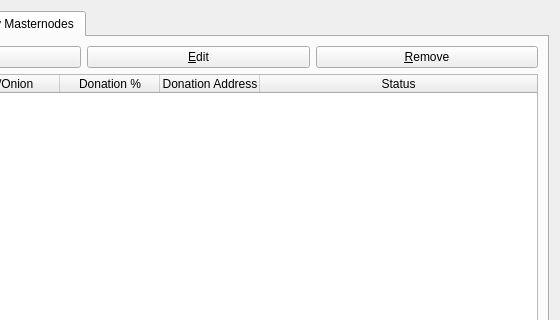
First picture: the form in src/qt/forms/masternodemanager.ui, repository SyndicateLabs/SyndicateQT, before the edit; both pictures show x 163 to 723 and y 0 to 320 of the 723 by 457 pixel window.
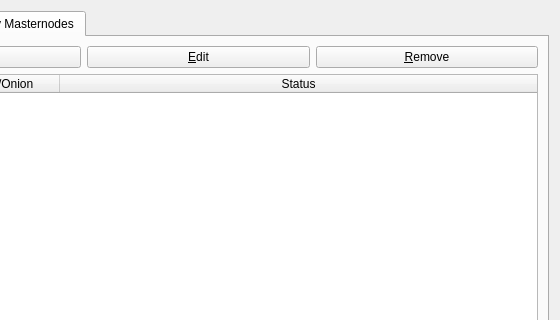
Second picture: the form after the edit. The open tabs and pages were chosen to show the change.

Patch:
```diff
--- a/src/qt/forms/masternodemanager.ui
+++ b/src/qt/forms/masternodemanager.ui
@@ -15,11 +15,6 @@
   </property>
   <layout class="QGridLayout" name="gridLayout_3">
    <item row="0" column="0">
-    <layout class="QVBoxLayout" name="verticalLayout">
-     <property name="bottomMargin">
-      <number>0</number>
-     </property>
-     <item>
       <widget class="QTabWidget" name="tabWidget">
        <property name="currentIndex">
         <number>1</number>
@@ -176,16 +171,6 @@
                <string>IP/Onion</string>
               </property>
              </column>
-             <column>
-              <property name="text">
-               <string>Donation %</string>
-              </property>
-             </column>
-             <column>
-              <property name="text">
-               <string>Donation Address</string>
-              </property>
-             </column>
              <column>
               <property name="text">
                <string>Status</string>
@@ -226,8 +211,6 @@
         </layout>
        </widget>
       </widget>
-     </item>
-    </layout>
    </item>
   </layout>
  </widget>
```
Left out of the diff: 2 changed lines with no effect on the pictures. Lines whose indentation alone changed are shown as unchanged.
